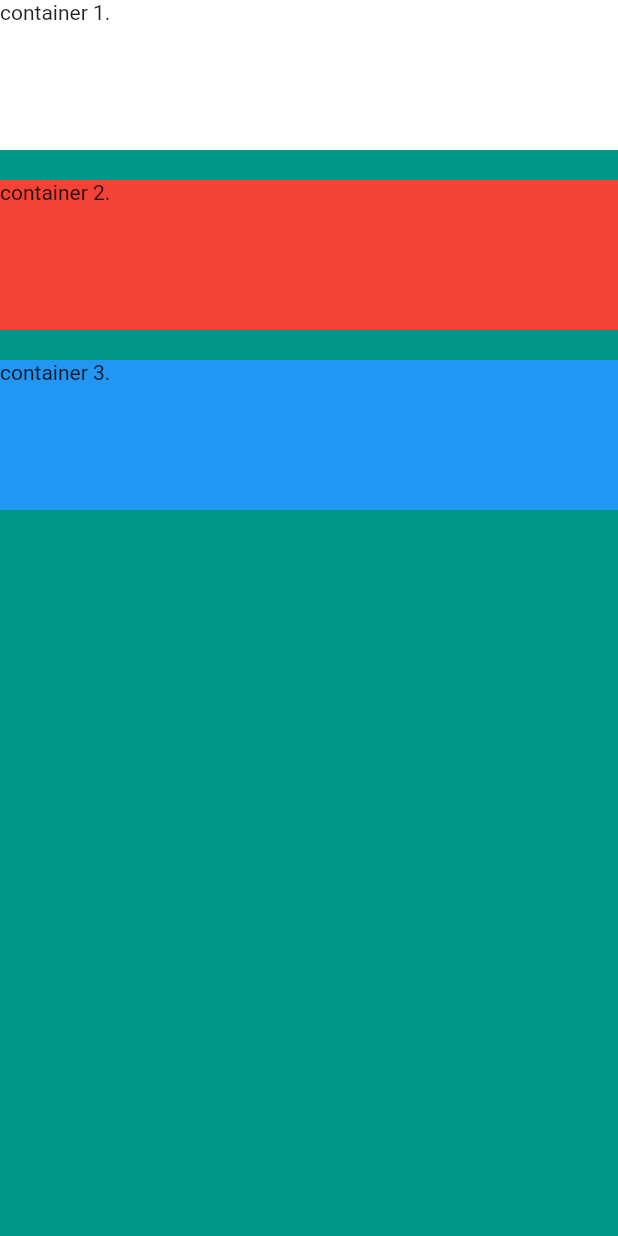
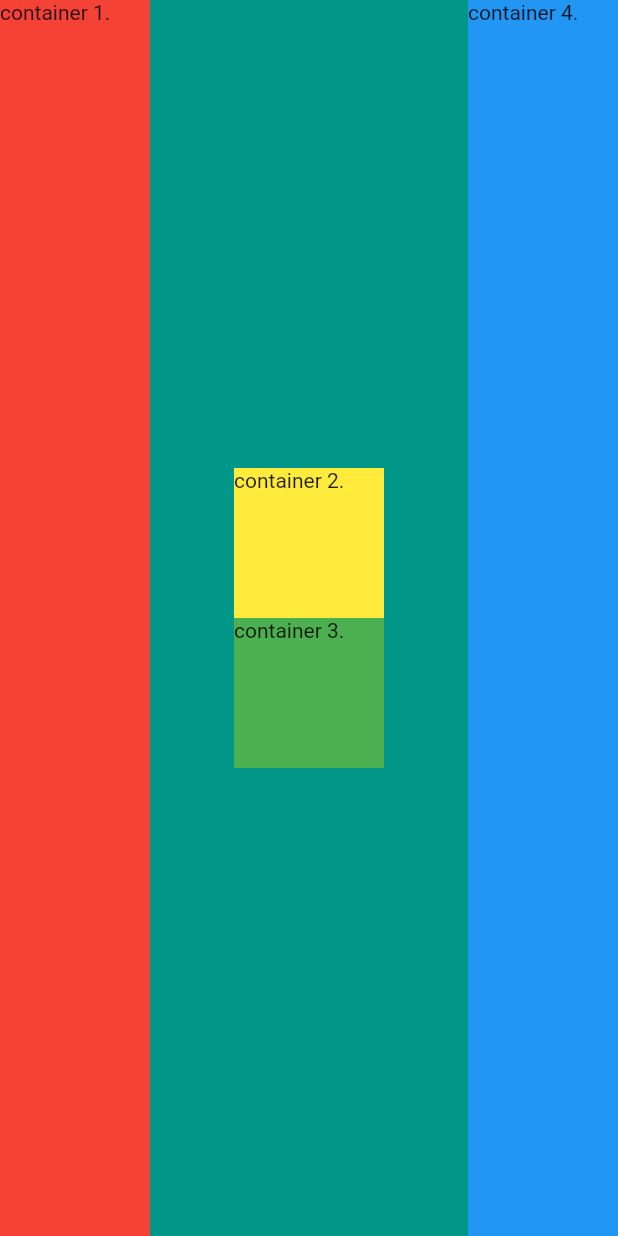
Before and after one commit to deelerium08/mi_card_flutter, a Flutter app: the screen it shows after launch, on a phone screen of 412 x 824 dp. Run offline on Flutter 3.47's test engine with Material 2 defaults, Android fonts, the phone set to English and light mode, and no system bars.

Commit message:
43-flutter-layouts-challenge

```diff
--- a/lib/main.dart
+++ b/lib/main.dart
@@ -14,64 +14,40 @@ class MyApp extends StatelessWidget {
       home: Scaffold(
         backgroundColor: Colors.teal,
         body: SafeArea(
-          child: Column(
+          child: Row(
             crossAxisAlignment: CrossAxisAlignment.stretch,
+            mainAxisAlignment: MainAxisAlignment.spaceBetween,
             children: [
               Container(
-                height: 100.0,
                 width: 100.0,
-                color: Colors.white,
+                color: Colors.red,
                 child: Text('container 1.'),
               ),
-              SizedBox(
-                height: 20.0,
+              Column(
+                crossAxisAlignment: CrossAxisAlignment.center,
+                mainAxisAlignment: MainAxisAlignment.center,
+                children: [
+                  Container(
+                    width: 100.0,
+                    height: 100.0,
+                    color: Colors.yellow,
+                    child: Text('container 2.'),
+                  ),
+                  Container(
+                    width: 100.0,
+                    height: 100.0,
+                    color: Colors.green,
+                    child: Text('container 3.'),
+                  ),
+                ],
               ),
               Container(
-                height: 100.0,
-                width: 100.0,
-                color: Colors.red,
-                child: Text('container 2.'),
-              ),
-              SizedBox(
-                height: 20.0,
-              ),
-              Container(
-                height: 100.0,
                 width: 100.0,
                 color: Colors.blue,
-                child: Text('container 3.'),
+                child: Text('container 4.'),
               ),
             ],
           ),
-          // child: Row(
-          //   crossAxisAlignment: CrossAxisAlignment.stretch,
-          //   children: [
-          //     Container(
-          //       height: 100.0,
-          //       width: 100.0,
-          //       color: Colors.white,
-          //       child: Text('container 1.'),
-          //     ),
-          //     SizedBox(
-          //       width: 20.0,
-          //     ),
-          //     Container(
-          //       height: 100.0,
-          //       width: 100.0,
-          //       color: Colors.red,
-          //       child: Text('container 2.'),
-          //     ),
-          //     SizedBox(
-          //       width: 20.0,
-          //     ),
-          //     Container(
-          //       height: 100.0,
-          //       width: 100.0,
-          //       color: Colors.blue,
-          //       child: Text('container 3.'),
-          //     ),
-          //   ],
-          // ),
         ),
       ),
     );
```
